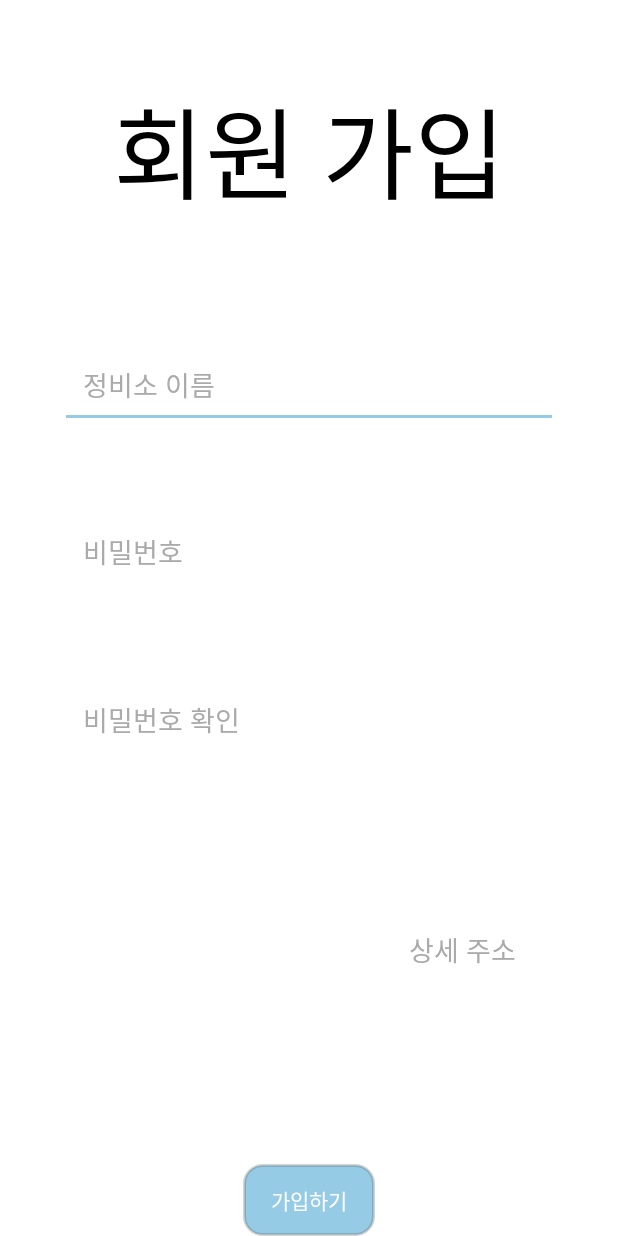
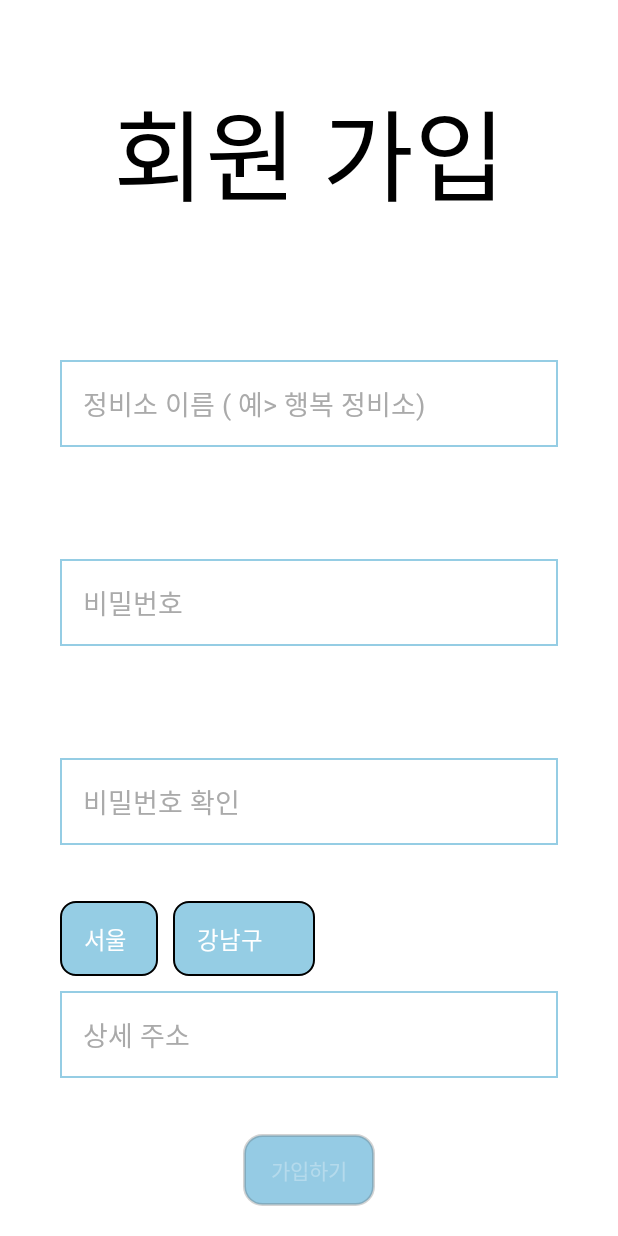
Before and after one commit to Sunaaaa/ChavisBodyShopApplication, an Android app: the RegistActivity screen opened directly, with no data from a screen before it, on a phone screen of 412 x 824 dp. Run offline under Robolectric (Android 15) with nearby library versions, the phone set to English and light mode, and no system bars.

Commit message:
modify RegistActivity (비밀번호 체크 시, 이미지 대신 배경으로 알림)                                                                 modify ReservationStatusActivity (예약 데이터가 없을 경우 안내 TextView 띄우기)

```diff
--- /dev/null
+++ b/app/src/main/res/drawable/address_taeduri.xml
@@ -0,0 +1,7 @@
+<?xml version="1.0" encoding="utf-8"?>
+<shape xmlns:android="http://schemas.android.com/apk/res/android">
+    <solid android:color="#ffffff" />
+    <stroke
+        android:width="1sp"
+        android:color="@color/colorBS" />
+</shape>
--- /dev/null
+++ b/app/src/main/res/drawable/nopass.xml
@@ -0,0 +1,7 @@
+<?xml version="1.0" encoding="utf-8"?>
+<shape xmlns:android="http://schemas.android.com/apk/res/android">
+    <solid android:color="#ffffff" />
+    <stroke
+        android:width="1sp"
+        android:color="@android:color/holo_red_light" />
+</shape>
--- /dev/null
+++ b/app/src/main/res/drawable/pass.xml
@@ -0,0 +1,7 @@
+<?xml version="1.0" encoding="utf-8"?>
+<shape xmlns:android="http://schemas.android.com/apk/res/android">
+    <solid android:color="#ffffff" />
+    <stroke
+        android:width="1sp"
+        android:color="@color/colorBS" />
+</shape>
--- /dev/null
+++ b/app/src/main/res/drawable/spinner_taeduri.xml
@@ -0,0 +1,7 @@
+<?xml version="1.0" encoding="utf-8"?>
+<shape xmlns:android="http://schemas.android.com/apk/res/android" android:shape="rectangle">
+    <corners android:radius="10dp"/>
+    <padding android:left="10dp" android:right="10dp" android:top="10dp" android:bottom="10dp"/>
+    <stroke android:width="1dp" android:color="@android:color/black"/>
+    <solid android:color="@color/colorBS"/>
+</shape>
--- a/app/src/main/res/layout/activity_car_key.xml
+++ b/app/src/main/res/layout/activity_car_key.xml
@@ -2,6 +2,7 @@
 <LinearLayout android:layout_height="match_parent"
     android:layout_width="match_parent"
     android:background="@android:color/white"
+    android:id="@+id/carkeylayout"
     xmlns:android="http://schemas.android.com/apk/res/android">
 
     <LinearLayout
@@ -167,7 +168,6 @@
                     android:layout_height="wrap_content"/>
 
             </LinearLayout>
-
         </LinearLayout>
 
 
--- a/app/src/main/res/layout/activity_regist.xml
+++ b/app/src/main/res/layout/activity_regist.xml
@@ -21,6 +21,7 @@
             android:layout_height="wrap_content">
 
             <TextView
+                android:fontFamily="@font/listtextbold"
                 android:layout_margin="50px"
                 android:layout_marginTop="50dp"
                 android:text="회원 가입"
@@ -50,7 +51,9 @@
                 android:layout_height="wrap_content">
 
                 <EditText
-                    android:hint="정비소 이름"
+                    android:background="@drawable/address_taeduri"
+                    android:fontFamily="@font/listtext"
+                    android:hint="정비소 이름 ( 예> 행복 정비소)"
                     android:textColorHint="@android:color/darker_gray"
                     android:id="@+id/reg_name"
                     android:layout_width="0dp"
@@ -59,8 +62,6 @@
                     android:layout_marginLeft="40dp"
                     android:layout_marginRight="40dp"
                     android:padding="15dp"
-                    android:paddingTop="20dp"
-                    android:paddingBottom="18dp"
                     android:layout_weight="2" />
 
             </LinearLayout>
@@ -74,7 +75,9 @@
                 android:layout_height="wrap_content">
 
                 <EditText
+                    android:background="@drawable/pass"
                     android:hint="비밀번호"
+                    android:fontFamily="@font/listtext"
                     android:password="true"
                     android:textColorHint="@android:color/darker_gray"
                     android:id="@+id/reg_pw"
@@ -85,8 +88,7 @@
                     android:layout_marginRight="40dp"
                     android:padding="15dp"
                     android:paddingTop="20dp"
-                    android:paddingBottom="18dp"
-                    android:layout_weight="2" />
+                    android:layout_weight="1" />
             </LinearLayout>
 
             <LinearLayout
@@ -98,7 +100,9 @@
                 android:layout_height="wrap_content">
 
                 <EditText
+                    android:background="@drawable/pass"
                     android:hint="비밀번호 확인"
+                    android:fontFamily="@font/listtext"
                     android:password="true"
                     android:textColorHint="@android:color/darker_gray"
                     android:id="@+id/reg_pwCk"
@@ -109,54 +113,78 @@
                     android:layout_marginRight="40dp"
                     android:padding="15dp"
                     android:paddingTop="20dp"
-                    android:paddingBottom="18dp"
-                    android:layout_weight="2" />
+                    android:layout_weight="1" />
 
-                <ImageView
-                    android:id="@+id/ckImg"
-                    android:adjustViewBounds="true"
-                    android:scaleType="fitStart"
-                    android:layout_width="wrap_content"
-                    android:layout_height="wrap_content"/>
+<!--                <ImageView-->
+<!--                    android:id="@+id/ckImg"-->
+<!--                    android:adjustViewBounds="true"-->
+<!--                    android:scaleType="fitCenter"-->
+<!--                    android:layout_width="wrap_content"-->
+<!--                    android:layout_height="wrap_content"/>-->
 
             </LinearLayout>
 
             <LinearLayout
                 android:gravity="center"
-                android:layout_weight="1"
-                android:padding="20dp"
-                android:orientation="horizontal"
-                android:layout_marginTop="30dp"
+                android:orientation="vertical"
                 android:layout_width="match_parent"
-                android:layout_height="80dp"
-                android:layout_gravity="center_horizontal"
-                android:weightSum="1">
+                android:layout_height="wrap_content">
 
-                <Spinner
-                    android:layout_width="wrap_content"
-                    android:layout_height="50dp"
-                    android:id="@+id/spinner"
-                    android:layout_weight="0.2" />
-                <Spinner
-                    android:layout_width="wrap_content"
-                    android:layout_height="50dp"
-                    android:id="@+id/spinner2"
-                    android:layout_weight="0.2" />
+                <LinearLayout
+                    android:orientation="horizontal"
+                    android:layout_marginBottom="10dp"
+                    android:layout_width="match_parent"
+                    android:layout_height="wrap_content">
 
-                <EditText
-                    android:hint="상세 주소"
-                    android:id="@+id/detailAddress"
-                    android:layout_width="wrap_content"
-                    android:layout_height="match_parent"
-                    android:textColorHint="@android:color/darker_gray"
-                    android:textColor="@android:color/black"
-                    android:padding="15dp"
-                    android:paddingTop="20dp"
-                    android:paddingBottom="18dp"
-                    android:layout_weight="0.6" />
+                    <Spinner
+                        android:layout_marginLeft="40dp"
+                        android:padding="15dp"
+                        android:paddingTop="20dp"
+                        android:paddingBottom="18dp"
+                        android:layout_width="wrap_content"
+                        android:layout_height="50dp"
+                        style="?android:attr/spinnerItemStyle"
+                        android:background="@drawable/spinner_taeduri"
+                        android:id="@+id/spinner" />
+                    <Spinner
+                        android:layout_marginLeft="10dp"
+                        android:padding="15dp"
+                        android:paddingTop="20dp"
+                        android:paddingBottom="18dp"
+                        android:layout_width="wrap_content"
+                        android:background="@drawable/spinner_taeduri"
+                        style="?android:attr/spinnerItemStyle"
+                        android:layout_height="50dp"
+                        android:id="@+id/spinner2" />
+
+
+                </LinearLayout>
+                <LinearLayout
+                    android:layout_width="match_parent"
+                    android:layout_height="wrap_content">
+
+                    <EditText
+                        android:layout_weight="1"
+                        android:layout_width="match_parent"
+                        android:layout_height="match_parent"
+                        android:hint="상세 주소"
+                        android:background="@drawable/address_taeduri"
+                        android:fontFamily="@font/listtext"
+                        android:id="@+id/detailAddress"
+                        android:layout_marginLeft="40dp"
+                        android:layout_marginRight="40dp"
+                        android:padding="15dp"
+                        android:paddingTop="20dp"
+                        android:paddingBottom="18dp"
+                        android:textColorHint="@android:color/darker_gray"
+                        android:textColor="@android:color/black" />
+
+                </LinearLayout>
+
 
             </LinearLayout>
         </LinearLayout>
+
         <LinearLayout
             android:layout_weight="2"
             android:gravity="center"
@@ -166,11 +194,11 @@
             android:layout_height="wrap_content">
 
             <Button
+                android:layout_marginBottom="20dp"
                 android:gravity="center"
                 android:id="@+id/doregist"
                 android:text="가입하기"
                 android:background="@drawable/selector_registbtn"
-                android:layout_marginTop="40dp"
                 android:layout_width="wrap_content"
                 android:layout_height="wrap_content"/>
 
--- a/app/src/main/res/layout/activity_reservation_status.xml
+++ b/app/src/main/res/layout/activity_reservation_status.xml
@@ -134,6 +134,7 @@
             android:fontFamily="@font/listtext"
             android:gravity="center"
             android:padding="10dp"
+            android:background="@drawable/tv_taeduri"
             android:text="예약 내역이 없습니다."
             android:textColor="@android:color/black"
             android:textSize="15dp"
```
Also changed, not shown: app/src/main/AndroidManifest.xml (+7 -4 lines), app/src/main/java/com/example/myapplication/CarKeyActivity.java (+15 -0 lines), app/src/main/java/com/example/myapplication/FindIDActivity.java (added, +14 -0 lines), app/src/main/java/com/example/myapplication/FindPwActivity.java (added, +14 -0 lines), app/src/main/java/com/example/myapplication/RegistActivity.java (+57 -31 lines), app/src/main/res/drawable/tv_taeduri.xml (added, +7 -0 lines), app/src/main/res/layout/activity_find_id.xml (added, +9 -0 lines), app/src/main/res/layout/activity_find_pw.xml (added, +9 -0 lines), app/src/main/res/layout/activity_login.xml (+35 -0 lines).
